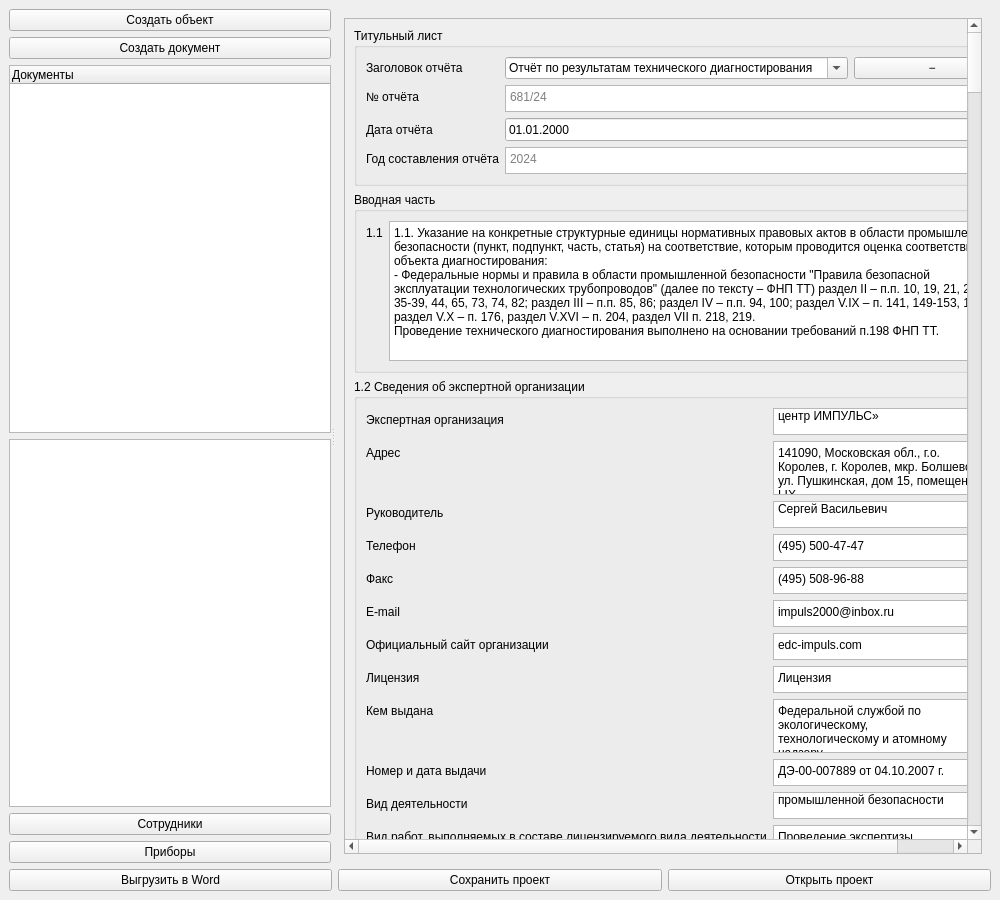
bordaregos/Voskresensk_ballons, file src/ui/designer/pipeline_window.ui: the form before one commit.
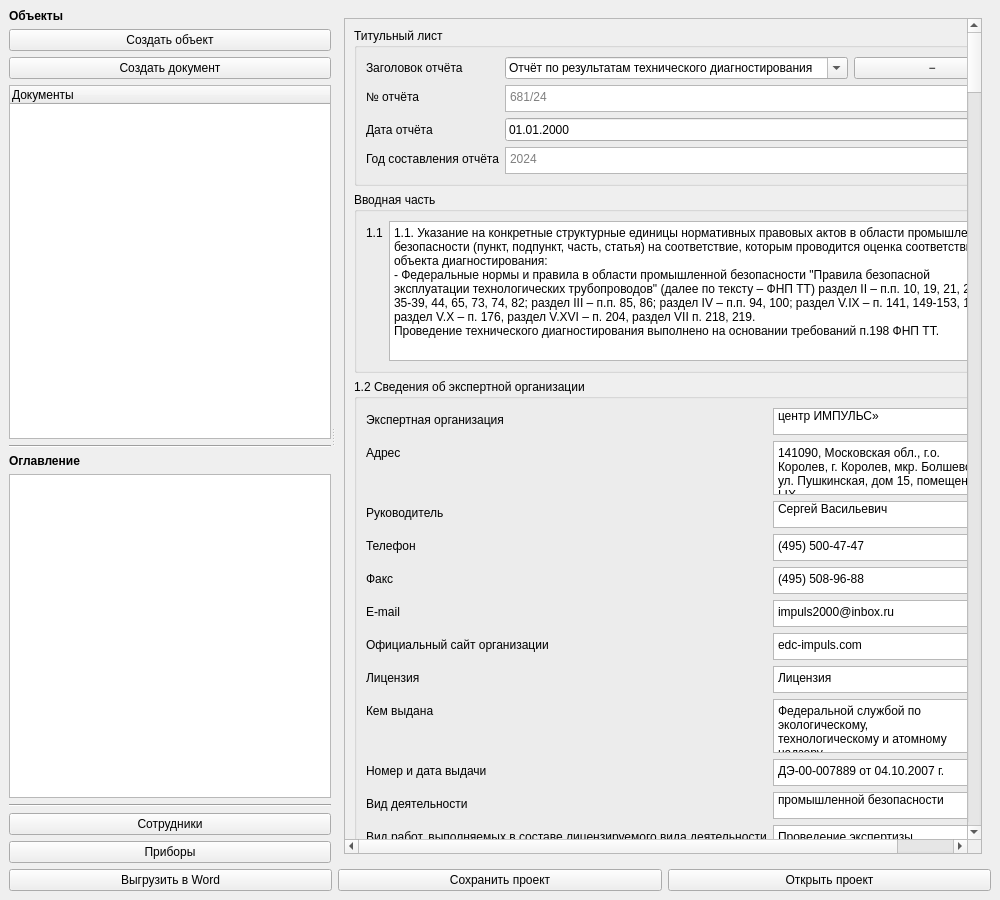
The form after the commit.

Commit message:
feat: Фаза 4.4 — заголовки секций и разделители в сайдбаре.
objectsTree и tocList были голыми соседями в одном QVBoxLayout --
читались как один нерасчленённый список. Добавлены жирные заголовки
"Объекты"/"Оглавление" и hairline-разделители (QFrame HLine) вокруг
tocList и перед кнопками Сотрудники/Приборы.

tocList обёрнут в tocSection (QWidget + свой заголовок + divider) --
без обёртки скрытие голого tocList в _switch_view() оставляло висящий
заголовок "Оглавление" без содержимого при старте (документ ещё не
открыт). Теперь скрывается вся секция разом.

What changed in the file:
```diff
--- a/src/ui/designer/pipeline_window.ui
+++ b/src/ui/designer/pipeline_window.ui
@@ -13,10 +13,34 @@
  <property name="minimumSize"><size><width>180</width><height>0</height></size></property>
  <property name="maximumSize"><size><width>400</width><height>16777215</height></size></property>
  <layout class="QVBoxLayout" name="sidebarLayout">
+  <item><widget class="QLabel" name="sidebarHeader_objects">
+   <property name="font"><font><bold>true</bold></font></property>
+   <property name="text"><string>Объекты</string></property>
+  </widget></item>
   <item><widget class="QPushButton" name="sidebarBtn_createObject"><property name="text"><string>Создать объект</string></property></widget></item>
   <item><widget class="QPushButton" name="sidebarBtn_createDocument"><property name="text"><string>Создать документ</string></property></widget></item>
   <item><widget class="QTreeWidget" name="objectsTree"><column><property name="text"><string>Документы</string></property></column></widget></item>
-  <item><widget class="QListWidget" name="tocList"></widget></item>
+  <item><widget class="QWidget" name="tocSection">
+   <layout class="QVBoxLayout" name="tocSectionLayout">
+    <property name="leftMargin"><number>0</number></property>
+    <property name="topMargin"><number>0</number></property>
+    <property name="rightMargin"><number>0</number></property>
+    <property name="bottomMargin"><number>0</number></property>
+    <item><widget class="QFrame" name="tocDivider">
+     <property name="frameShape"><enum>QFrame::HLine</enum></property>
+     <property name="frameShadow"><enum>QFrame::Sunken</enum></property>
+    </widget></item>
+    <item><widget class="QLabel" name="sidebarHeader_toc">
+     <property name="font"><font><bold>true</bold></font></property>
+     <property name="text"><string>Оглавление</string></property>
+    </widget></item>
+    <item><widget class="QListWidget" name="tocList"/></item>
+   </layout>
+  </widget></item>
+  <item><widget class="QFrame" name="navDivider">
+   <property name="frameShape"><enum>QFrame::HLine</enum></property>
+   <property name="frameShadow"><enum>QFrame::Sunken</enum></property>
+  </widget></item>
   <item><widget class="QPushButton" name="sidebarBtn_employees"><property name="text"><string>Сотрудники</string></property></widget></item>
   <item><widget class="QPushButton" name="sidebarBtn_instruments"><property name="text"><string>Приборы</string></property></widget></item>
  </layout>
```
The commit also changes 1 other file.
